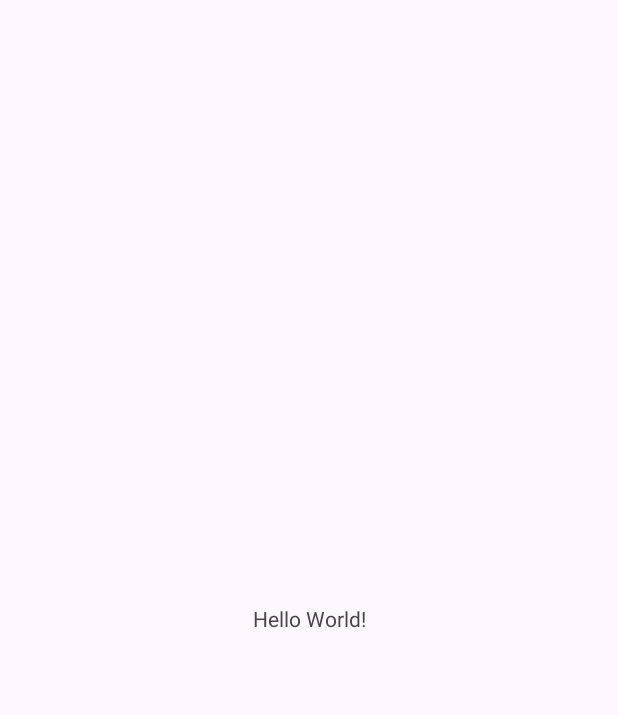
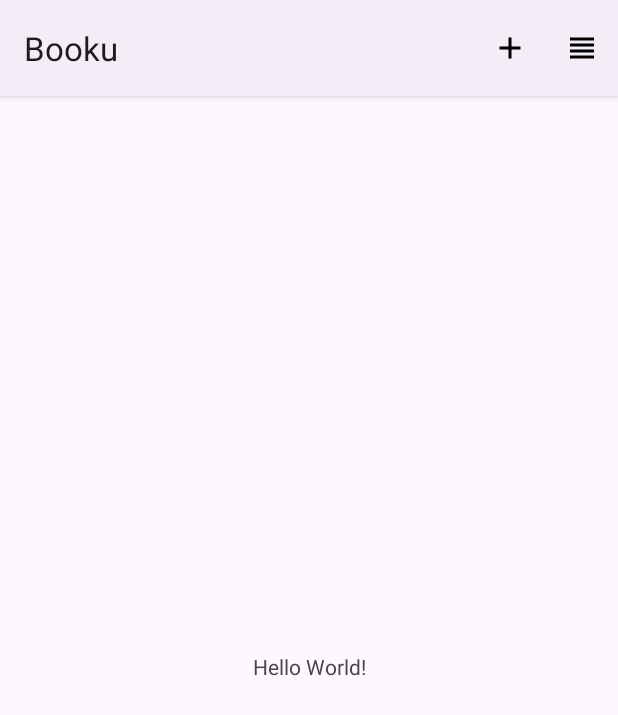
Before and after one commit to bilalnasser12/addbooks, an Android app: the screen it shows after launch (MainActivity), on a phone screen of 412 x 824 dp. Before the commit the part shown is almost empty. Shown: the top 715 px of the screen. Run offline under Robolectric (Android 15) with nearby library versions, the phone set to English and light mode, and no system bars.

Commit message:
Add top menu to main menu

```diff
--- a/app/src/main/java/ma/ac/uit/ensa/ssi/Booku/MainActivity.java
+++ b/app/src/main/java/ma/ac/uit/ensa/ssi/Booku/MainActivity.java
@@ -2,9 +2,13 @@ package ma.ac.uit.ensa.ssi.Booku;
 
 import android.app.Dialog;
 import android.os.Bundle;
+import android.view.Menu;
+import android.view.MenuInflater;
+import android.view.MenuItem;
 import android.view.Window;
 
 import androidx.activity.EdgeToEdge;
+import androidx.annotation.NonNull;
 import androidx.appcompat.app.AppCompatActivity;
 import androidx.core.graphics.Insets;
 import androidx.core.view.ViewCompat;
@@ -39,4 +43,17 @@ public class MainActivity extends AppCompatActivity {
             runOnUiThread(() -> dialog.dismiss());
         }).start();
     }
+
+    @Override
+    public boolean onCreateOptionsMenu(Menu menu) {
+        MenuInflater inflater = getMenuInflater();
+        inflater.inflate(R.menu.main_activity_top_bar, menu);
+        return super.onCreateOptionsMenu(menu);
+    }
+
+    @Override
+    public boolean onOptionsItemSelected(@NonNull MenuItem item) {
+        // TODO: Add actions
+        return super.onOptionsItemSelected(item);
+    }
 }
--- /dev/null
+++ b/app/src/main/res/drawable/baseline_add_24.xml
@@ -0,0 +1,5 @@
+<vector xmlns:android="http://schemas.android.com/apk/res/android" android:height="24dp" android:tint="#000000" android:viewportHeight="24" android:viewportWidth="24" android:width="24dp">
+
+    <path android:fillColor="@android:color/white" android:pathData="M19,13h-6v6h-2v-6H5v-2h6V5h2v6h6v2z"/>
+
+</vector>
--- /dev/null
+++ b/app/src/main/res/drawable/baseline_view_headline_24.xml
@@ -0,0 +1,5 @@
+<vector xmlns:android="http://schemas.android.com/apk/res/android" android:height="24dp" android:tint="#000000" android:viewportHeight="24" android:viewportWidth="24" android:width="24dp">
+
+    <path android:fillColor="@android:color/white" android:pathData="M4,15h16v-2L4,13v2zM4,19h16v-2L4,17v2zM4,11h16L20,9L4,9v2zM4,5v2h16L20,5L4,5z"/>
+
+</vector>
--- /dev/null
+++ b/app/src/main/res/menu/main_activity_top_bar.xml
@@ -0,0 +1,19 @@
+<?xml version="1.0" encoding="utf-8"?>
+<menu xmlns:android="http://schemas.android.com/apk/res/android"
+    xmlns:app="http://schemas.android.com/apk/res-auto"
+    xmlns:tools="http://schemas.android.com/tools"
+    tools:context=".MainActivity">
+    <item
+        android:id="@+id/action_add"
+        app:showAsAction="always"
+        android:icon="@drawable/baseline_add_24"
+        android:title="@string/action_add" />
+    <item
+        app:showAsAction="ifRoom"
+        android:icon="@drawable/baseline_view_headline_24"
+        android:title="@string/action_settings">
+        <menu>
+            <item android:title="@string/action_add"/>
+        </menu>
+    </item>
+</menu>
--- a/app/src/main/res/values-night/themes.xml
+++ b/app/src/main/res/values-night/themes.xml
@@ -1,6 +1,6 @@
 <resources xmlns:tools="http://schemas.android.com/tools">
     <!-- Base application theme. -->
-    <style name="Base.Theme.Booku" parent="Theme.Material3.DayNight.NoActionBar">
+    <style name="Base.Theme.Booku" parent="Theme.Material3.DayNight">
         <!-- Customize your dark theme here. -->
         <!-- <item name="colorPrimary">@color/my_dark_primary</item> -->
     </style>
--- a/app/src/main/res/values/strings.xml
+++ b/app/src/main/res/values/strings.xml
@@ -1,4 +1,6 @@
 <resources>
     <string name="app_name">Booku</string>
     <string name="splash_screen_logo_desc">Splash screen icon</string>
+    <string name="action_settings">Settings</string>
+    <string name="action_add">Add</string>
 </resources>
--- a/app/src/main/res/values/themes.xml
+++ b/app/src/main/res/values/themes.xml
@@ -1,6 +1,6 @@
 <resources xmlns:tools="http://schemas.android.com/tools">
     <!-- Base application theme. -->
-    <style name="Base.Theme.Booku" parent="Theme.Material3.DayNight.NoActionBar">
+    <style name="Base.Theme.Booku" parent="Theme.Material3.DayNight">
         <!-- Customize your light theme here. -->
         <!-- <item name="colorPrimary">@color/my_light_primary</item> -->
     </style>
```
